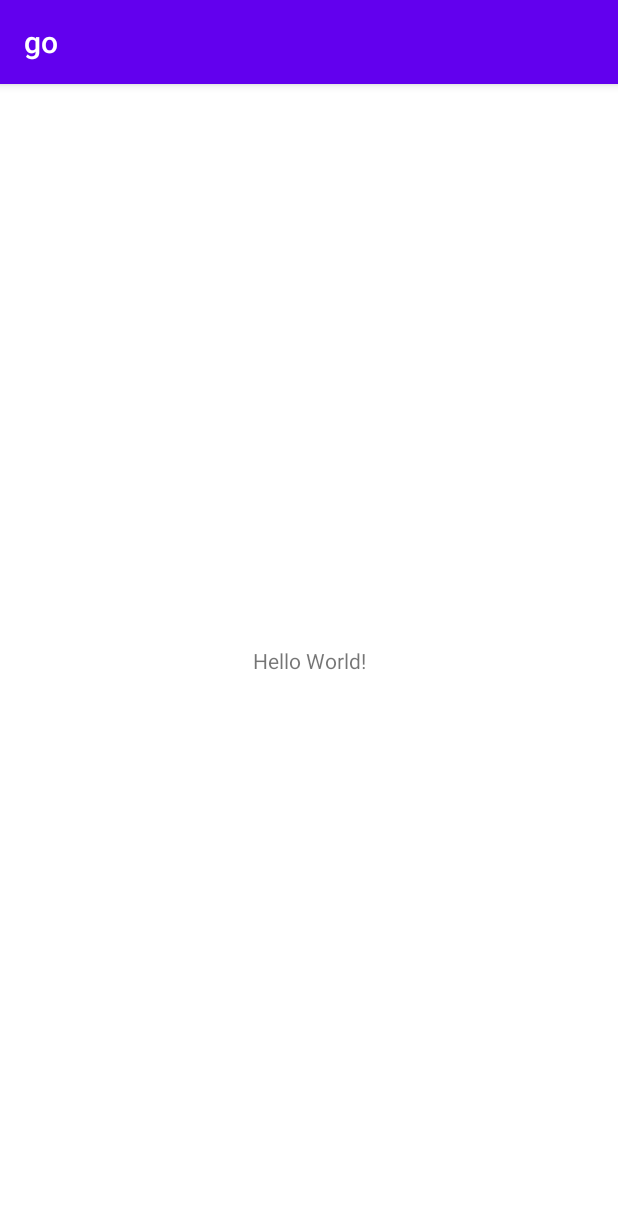
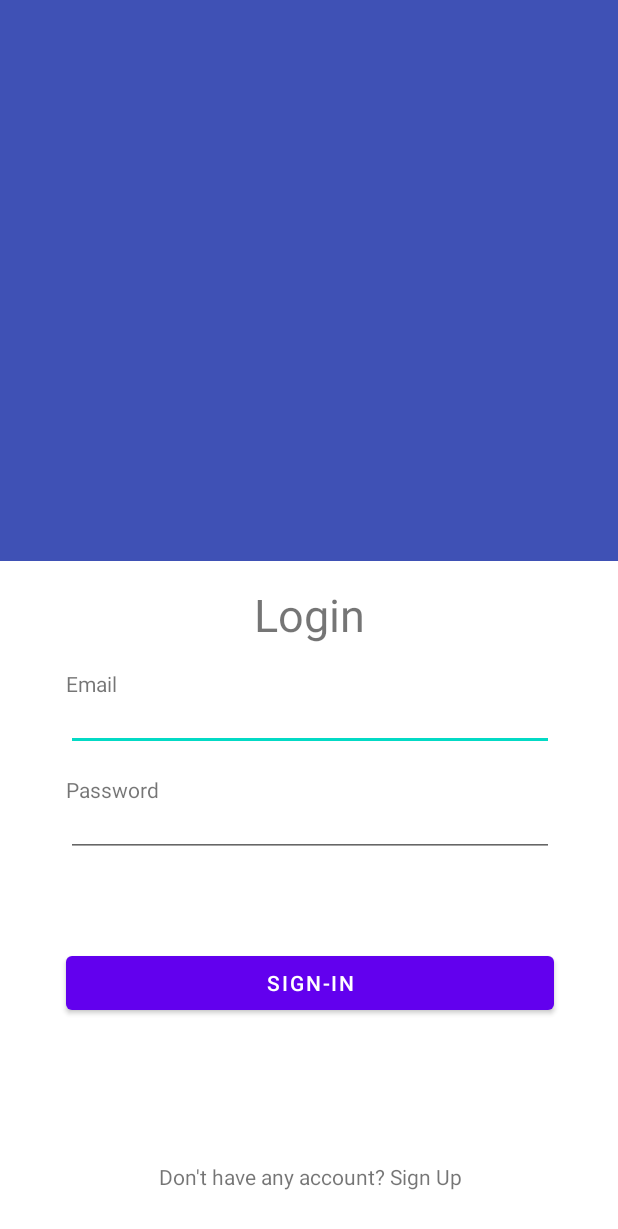
Before and after one commit to wingunkh/Advanced-Mobile-Programming, an Android app: the screen it shows after launch (MainActivity before the commit, LoginActivity after it), on a phone screen of 412 x 824 dp. Shown: the top 1229 px of the screen. Run offline under Robolectric (Android 15) with nearby library versions, the phone set to English and light mode, and no system bars.

Commit message:
로그인 화면 및 회원가입 화면 구현

```diff
--- a/app/build.gradle
+++ b/app/build.gradle
@@ -30,6 +30,9 @@ android {
     kotlinOptions {
         jvmTarget = '1.8'
     }
+    buildFeatures{
+        viewBinding=true
+    }
 }
 
 dependencies {
--- a/app/src/main/AndroidManifest.xml
+++ b/app/src/main/AndroidManifest.xml
@@ -13,7 +13,7 @@
         android:theme="@style/Theme.Go"
         tools:targetApi="31">
         <activity
-            android:name=".MainActivity"
+            android:name=".LoginActivity"
             android:exported="true">
             <intent-filter>
                 <action android:name="android.intent.action.MAIN" />
@@ -25,6 +25,8 @@
                 android:name="android.app.lib_name"
                 android:value="" />
         </activity>
+        <activity android:name=".SignUpActivity" />
+        <activity android:name=".MainActivity" />
     </application>
 
 </manifest>
--- /dev/null
+++ b/app/src/main/java/com/example/go/LoginActivity.kt
@@ -0,0 +1,19 @@
+package com.example.go
+
+import android.content.Intent
+import android.os.Bundle
+import androidx.appcompat.app.AppCompatActivity
+import com.example.go.databinding.ActivityLoginBinding
+
+class LoginActivity : AppCompatActivity() {
+    override fun onCreate(savedInstanceState: Bundle?) {
+        super.onCreate(savedInstanceState)
+        val binding=ActivityLoginBinding.inflate(layoutInflater)
+        setContentView(binding.root)
+
+        binding.textSignup.setOnClickListener{
+            val intent= Intent(this,SignUpActivity::class.java)
+            startActivity(intent)
+        }
+    }
+}
--- /dev/null
+++ b/app/src/main/res/layout/activity_login.xml
@@ -0,0 +1,88 @@
+<?xml version="1.0" encoding="utf-8"?>
+<androidx.constraintlayout.widget.ConstraintLayout xmlns:android="http://schemas.android.com/apk/res/android"
+    xmlns:app="http://schemas.android.com/apk/res-auto"
+    xmlns:tools="http://schemas.android.com/tools"
+    android:id="@+id/background"
+    android:layout_width="match_parent"
+    android:layout_height="match_parent"
+    android:background="#3F51B5">
+
+    <View
+        android:id="@+id/view"
+        android:layout_width="match_parent"
+        android:layout_height="450sp"
+        android:background="#FFFFFF"
+        app:layout_constraintBottom_toBottomOf="parent"
+        app:layout_constraintStart_toStartOf="parent" />
+
+    <TextView
+        android:id="@+id/text_Login2"
+        android:layout_width="wrap_content"
+        android:layout_height="wrap_content"
+        android:layout_marginTop="15dp"
+        android:text="Login"
+        android:textSize="30sp"
+        app:layout_constraintEnd_toEndOf="parent"
+        app:layout_constraintStart_toStartOf="parent"
+        app:layout_constraintTop_toTopOf="@+id/view" />
+
+    <EditText
+        android:id="@+id/edit_email2"
+        android:layout_width="325sp"
+        android:layout_height="wrap_content"
+        android:layout_marginTop="25dp"
+        android:ems="10"
+        android:inputType="textEmailAddress"
+        app:layout_constraintEnd_toEndOf="@+id/text_Login2"
+        app:layout_constraintStart_toStartOf="@+id/text_Login2"
+        app:layout_constraintTop_toBottomOf="@+id/text_Login2" />
+
+    <EditText
+        android:id="@+id/edit_password2"
+        android:layout_width="325sp"
+        android:layout_height="wrap_content"
+        android:layout_marginTop="25dp"
+        android:ems="10"
+        android:inputType="textPassword"
+        app:layout_constraintEnd_toEndOf="@+id/edit_email2"
+        app:layout_constraintStart_toStartOf="@+id/edit_email2"
+        app:layout_constraintTop_toBottomOf="@+id/edit_email2" />
+
+    <TextView
+        android:id="@+id/text_email2"
+        android:layout_width="wrap_content"
+        android:layout_height="wrap_content"
+        android:text="Email"
+        app:layout_constraintBottom_toTopOf="@+id/edit_email2"
+        app:layout_constraintStart_toStartOf="@+id/edit_email2"
+        app:layout_constraintTop_toTopOf="@+id/edit_email2" />
+
+    <TextView
+        android:id="@+id/text_password2"
+        android:layout_width="wrap_content"
+        android:layout_height="wrap_content"
+        android:text="Password"
+        app:layout_constraintBottom_toTopOf="@+id/edit_password2"
+        app:layout_constraintStart_toStartOf="@+id/edit_password2"
+        app:layout_constraintTop_toTopOf="@+id/edit_password2" />
+
+    <Button
+        android:id="@+id/button2"
+        android:layout_width="325sp"
+        android:layout_height="wrap_content"
+        android:layout_marginTop="60dp"
+        android:text="Sign-In"
+        app:layout_constraintEnd_toEndOf="@+id/edit_password2"
+        app:layout_constraintStart_toStartOf="@+id/edit_password2"
+        app:layout_constraintTop_toBottomOf="@+id/edit_password2" />
+
+    <TextView
+        android:id="@+id/text_signup"
+        android:layout_width="wrap_content"
+        android:layout_height="wrap_content"
+        android:layout_marginBottom="30dp"
+        android:text="Don't have any account? Sign Up"
+        app:layout_constraintBottom_toBottomOf="parent"
+        app:layout_constraintEnd_toEndOf="@+id/button2"
+        app:layout_constraintStart_toStartOf="@+id/button2" />
+</androidx.constraintlayout.widget.ConstraintLayout>
--- a/app/src/main/res/values/themes.xml
+++ b/app/src/main/res/values/themes.xml
@@ -1,6 +1,6 @@
 <resources xmlns:tools="http://schemas.android.com/tools">
     <!-- Base application theme. -->
-    <style name="Theme.Go" parent="Theme.MaterialComponents.DayNight.DarkActionBar">
+    <style name="Theme.Go" parent="Theme.MaterialComponents.DayNight.NoActionBar">
         <!-- Primary brand color. -->
         <item name="colorPrimary">@color/purple_500</item>
         <item name="colorPrimaryVariant">@color/purple_700</item>
```
Also changed, not shown: app/src/main/java/com/example/go/SignUpActivity.kt (added, +20 -0 lines), app/src/main/res/layout/activity_signup.xml (added, +129 -0 lines).
